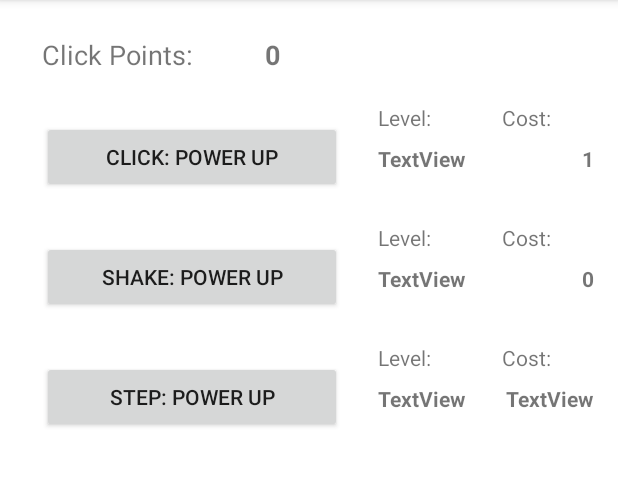
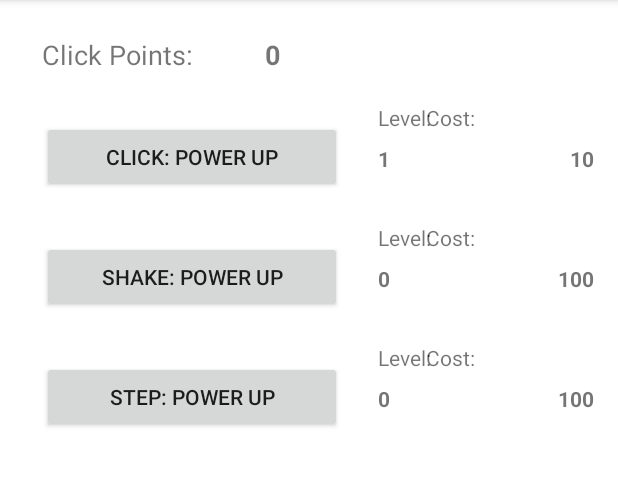
Before and after one commit to Nivlon/Sem2MiniProject1, an Android app: the screen it shows after launch (ShopActivity), after a tap on "SHOP", on a phone screen of 412 x 824 dp, the part 84-570 px from its top. Run offline under Robolectric (Android 15) with nearby library versions, the phone set to English and light mode, and no system bars.

Commit message:
0.02
hope is returing

```diff
--- a/MySecondApplication/app/src/main/java/com/example/mysecondapplication/MainActivity.java
+++ b/MySecondApplication/app/src/main/java/com/example/mysecondapplication/MainActivity.java
@@ -16,9 +16,18 @@ public class MainActivity extends AppCompatActivity implements SensorEventListen
 
     public static int clickPower = 1;
     public static int shakePower = 0;
+    public static int stepPower = 0;
     public static int clickPointCounter = 0;
     public static String clickPointString = "0";
     public static boolean accelDownwardsCheck=true;
+
+    TextView textClickPoints;
+    TextView textClickPowerCost;
+    TextView textShakePowerCost;
+    TextView textStepPowerCost;
+    TextView textClickPowerLvl;
+    TextView textShakePowerLvl;
+    TextView textStepPowerLvl;
 
     private SensorManager sensorManager;
 
@@ -26,43 +35,58 @@ public class MainActivity extends AppCompatActivity implements SensorEventListen
     protected void onCreate(Bundle savedInstanceState) {
         super.onCreate(savedInstanceState);
         setContentView(R.layout.activity_main);
-        TextView textView = findViewById(R.id.clickPoints);
-        clickPointString = Integer.toString(clickPointCounter);
-        textView.setText(clickPointString);
+        //Text Update
+        textClickPoints = findViewById(R.id.clickPoints);
+        textClickPowerCost = findViewById(R.id.clickPowerCost);
+        textShakePowerCost = findViewById(R.id.shakePowerCost);
+        textStepPowerCost = findViewById(R.id.stepPowerCost);
+        textClickPowerLvl = findViewById(R.id.clickPowerLvl);
+        textShakePowerLvl = findViewById(R.id.shakePowerLvl);
+        textStepPowerLvl = findViewById(R.id.stepPowerLvl);
+        textClickPoints.setText(clickPointCounter+"");
         sensorManager = (SensorManager) getSystemService(SENSOR_SERVICE);
         sensorManager.registerListener(this, sensorManager.getDefaultSensor(Sensor.TYPE_ACCELEROMETER), SensorManager.SENSOR_DELAY_NORMAL);
+        sensorManager.registerListener(this, sensorManager.getDefaultSensor(Sensor.TYPE_STEP_DETECTOR), SensorManager.SENSOR_DELAY_NORMAL);
     }
 
     public void sendMessage(View view) { //Pressing button
-        TextView textView = findViewById(R.id.clickPoints);
         clickPointCounter+=clickPower;
-        clickPointString= Integer.toString(clickPointCounter);
-        textView.setText(clickPointString);
+        textClickPoints.setText(clickPointCounter+"");
 }
     public void goToShop(View view) { //Changes to Shop Activity
         Intent intent = new Intent(this, ShopActivity.class);
         startActivity(intent);
     }
 
-@Override
+    @Override
     public void onSensorChanged(SensorEvent event) { //Checks for shaking
-        if(accelDownwardsCheck) {
-            if(event.values[1]-GRAVITY_EARTH<-4) {
-                clickPointCounter+=shakePower;
-                TextView textView = findViewById(R.id.clickPoints);
-                clickPointString= Integer.toString(clickPointCounter);
-                textView.setText(clickPointString);
-                accelDownwardsCheck=false;
+
+        if (event.sensor.getType() == Sensor.TYPE_ACCELEROMETER) {
+            if(accelDownwardsCheck) {
+                if(event.values[1]-GRAVITY_EARTH<-5) {
+                    clickPointCounter += shakePower;
+                    TextView textView = findViewById(R.id.clickPointsShop);
+                    clickPointString = Integer.toString(clickPointCounter);
+                    textView.setText(clickPointString);
+                    accelDownwardsCheck = false;
+                }
+            } else {
+                if (event.values[1] - GRAVITY_EARTH > 5) {
+                    accelDownwardsCheck = true;
+                }
             }
-        } else {
-            if (event.values[1] - GRAVITY_EARTH > 4) {
-                accelDownwardsCheck = true;
-            }
+        }else if (event.sensor.getType() == Sensor.TYPE_STEP_DETECTOR) {
+            clickPointCounter+=stepPower;
+            TextView textView = findViewById(R.id.clickPointsShop);
+            clickPointString= Integer.toString(clickPointCounter);
+            textView.setText(clickPointString);
         }
     }
 
-@Override
+    @Override
     public void onAccuracyChanged(Sensor sensor, int accuracy) {
         //Not in use
     }
+
+
 }
--- a/MySecondApplication/app/src/main/java/com/example/mysecondapplication/ShopActivity.java
+++ b/MySecondApplication/app/src/main/java/com/example/mysecondapplication/ShopActivity.java
@@ -8,54 +8,97 @@ import android.widget.TextView;
 public class ShopActivity extends AppCompatActivity {
     public static String clickPowerString = "0";
     public static String shakePowerString = "0";
+    public static String stepPowerString = "0";
+    public static int clickPowerCost = 10;
+    public static int shakePowerCost = 100;
+    public static int stepPowerCost = 100;
+
 
     @Override
     protected void onCreate(Bundle savedInstanceState) {
         super.onCreate(savedInstanceState);
         setContentView(R.layout.activity_shop);
-        TextView textview = findViewById(R.id.clickPowerCost);
-        clickPowerString = Integer.toString(MainActivity.clickPower*MainActivity.clickPower);
-        textview.setText(clickPowerString);
-        TextView textView = findViewById(R.id.clickPoints);
+
+        TextView textview0 = findViewById(R.id.clickPointsShop);
         MainActivity.clickPointString= Integer.toString(MainActivity.clickPointCounter);
-        textView.setText(MainActivity.clickPointString);
+        textview0.setText(MainActivity.clickPointString);
+
+        TextView textview1 = findViewById(R.id.clickPowerCost);
+        clickPowerString = Integer.toString(clickPowerCost);
+        textview1.setText(clickPowerString);
+
         TextView textview2 = findViewById(R.id.shakePowerCost);
-        shakePowerString = Integer.toString(MainActivity.shakePower * MainActivity.shakePower);
+        shakePowerString = Integer.toString(shakePowerCost);
         textview2.setText(shakePowerString);
+
+        TextView textview3 = findViewById(R.id.stepPowerCost);
+        stepPowerString = Integer.toString(stepPowerCost);
+        textview3.setText(stepPowerString);
+
+        TextView textview4 = findViewById(R.id.clickPowerLvl);
+        textview4.setText(MainActivity.clickPower+"");
+
+        TextView textview5 = findViewById(R.id.shakePowerLvl);
+        textview5.setText(MainActivity.shakePower+"");
+
+        TextView textview6 = findViewById(R.id.stepPowerLvl);
+        textview6.setText(MainActivity.stepPower+"");
+
+
+
     }
 
     public void clickPowerUp(View view){
-        if (MainActivity.clickPointCounter >= (MainActivity.clickPower * MainActivity.clickPower)) {
-            MainActivity.clickPointCounter -=(MainActivity.clickPower * MainActivity.clickPower);
+        if (MainActivity.clickPointCounter >= clickPowerCost) {
+            MainActivity.clickPointCounter -= clickPowerCost;
             MainActivity.clickPower++;
+            clickPowerCost = 10+MainActivity.clickPower*MainActivity.clickPower;
+
 
             //Updates Values
             TextView textview = findViewById(R.id.clickPowerCost);
-            clickPowerString = Integer.toString(MainActivity.clickPower*MainActivity.clickPower);
+            clickPowerString = Integer.toString(clickPowerCost);
             textview.setText(clickPowerString);
-            TextView textView = findViewById(R.id.clickPoints);
+            TextView textView = findViewById(R.id.clickPointsShop);
             MainActivity.clickPointString = Integer.toString(MainActivity.clickPointCounter);
             textView.setText(MainActivity.clickPointString);
-
 
         }
 
     }
     public void shakePowerUp(View view) {
 
-        if (MainActivity.clickPointCounter >= (MainActivity.shakePower * MainActivity.shakePower)) {
-            MainActivity.clickPointCounter -= (MainActivity.shakePower * MainActivity.shakePower);
+        if (MainActivity.clickPointCounter >= shakePowerCost) {
+            MainActivity.clickPointCounter -= shakePowerCost;
             MainActivity.shakePower++;
+            shakePowerCost = 100+MainActivity.shakePower^2;
+
 
             TextView textview = findViewById(R.id.shakePowerCost);
-            shakePowerString = Integer.toString(MainActivity.shakePower * MainActivity.shakePower);
+            shakePowerString = Integer.toString(shakePowerCost);
             textview.setText(shakePowerString);
-            TextView textView = findViewById(R.id.clickPoints);
+            TextView textView = findViewById(R.id.clickPointsShop);
             MainActivity.clickPointString = Integer.toString(MainActivity.clickPointCounter);
             textView.setText(MainActivity.clickPointString);
         }
     }
 
+    public void stepPowerUp(View view) {
+
+        if (MainActivity.clickPointCounter >= stepPowerCost) {
+            MainActivity.clickPointCounter -= stepPowerCost;
+            MainActivity.stepPower++;
+            stepPowerCost = 100+MainActivity.stepPower^2;
+
+
+            TextView textview = findViewById(R.id.stepPowerCost);
+            stepPowerString = Integer.toString(stepPowerCost);
+            textview.setText(stepPowerString);
+            TextView textView = findViewById(R.id.clickPointsShop);
+            MainActivity.clickPointString = Integer.toString(MainActivity.clickPointCounter);
+            textView.setText(MainActivity.clickPointString);
+        }
+    }
     public void whatPower(View view) {
         if (view.getId() == (R.id.shakePowerCost)){
             powerUp(shakePowerString, MainActivity.shakePower);
@@ -72,7 +115,7 @@ public class ShopActivity extends AppCompatActivity {
         TextView textview = findViewById(R.id.shakePowerCost);
         pwrString = Integer.toString(pwrValue * pwrValue);
         textview.setText(pwrString);
-        TextView textView = findViewById(R.id.clickPoints);
+        TextView textView = findViewById(R.id.clickPointsShop);
         MainActivity.clickPointString = Integer.toString(MainActivity.clickPointCounter);
         textView.setText(MainActivity.clickPointString);
     }
--- a/MySecondApplication/app/src/main/res/layout/activity_shop.xml
+++ b/MySecondApplication/app/src/main/res/layout/activity_shop.xml
@@ -27,7 +27,7 @@
         android:onClick="clickPowerUp"
         android:text="@string/btn_clickPwrUp"
         app:layout_constraintStart_toStartOf="parent"
-        app:layout_constraintTop_toBottomOf="@+id/clickPoints" />
+        app:layout_constraintTop_toBottomOf="@+id/clickPointsShop" />
 
     <TextView
         android:id="@+id/clickPowerCost"
@@ -42,7 +42,7 @@
         app:layout_constraintTop_toTopOf="@+id/button3" />
 
     <TextView
-        android:id="@+id/clickPoints"
+        android:id="@+id/clickPointsShop"
         android:layout_width="wrap_content"
         android:layout_height="wrap_content"
         android:layout_marginStart="48dp"
@@ -60,8 +60,8 @@
         android:layout_height="wrap_content"
         android:text="@string/text_clickPoints"
         android:textSize="18sp"
-        app:layout_constraintBaseline_toBaselineOf="@+id/clickPoints"
-        app:layout_constraintEnd_toStartOf="@+id/clickPoints"
+        app:layout_constraintBaseline_toBaselineOf="@+id/clickPointsShop"
+        app:layout_constraintEnd_toStartOf="@+id/clickPointsShop"
         app:layout_constraintStart_toStartOf="@+id/button3" />
 
     <TextView
@@ -79,6 +79,7 @@
         android:layout_width="200dp"
         android:layout_height="wrap_content"
         android:layout_marginTop="32dp"
+        android:onClick="stepPowerUp"
         android:text="@string/btn_stepPwrUp"
         app:layout_constraintStart_toStartOf="@+id/button4"
         app:layout_constraintTop_toBottomOf="@+id/button4" />
@@ -108,6 +109,8 @@
         android:layout_marginBottom="8dp"
         android:text="@string/text_lvl"
         app:layout_constraintBottom_toTopOf="@+id/clickPowerLvl"
+        app:layout_constraintEnd_toStartOf="@+id/textView7"
+        app:layout_constraintHorizontal_bias="0.0"
         app:layout_constraintStart_toEndOf="@+id/button3" />
 
     <TextView
@@ -150,7 +153,7 @@
         app:layout_constraintStart_toStartOf="@+id/textView7" />
 
     <TextView
-        android:id="@+id/textView12"
+        android:id="@+id/stepPowerLvl"
         android:layout_width="wrap_content"
         android:layout_height="wrap_content"
         android:layout_marginTop="15dp"
@@ -160,7 +163,7 @@
         app:layout_constraintTop_toTopOf="@+id/button5" />
 
     <TextView
-        android:id="@+id/textView13"
+        android:id="@+id/stepPowerCost"
         android:layout_width="wrap_content"
         android:layout_height="wrap_content"
         android:layout_marginTop="15dp"
@@ -175,16 +178,16 @@
         android:layout_height="wrap_content"
         android:layout_marginBottom="8dp"
         android:text="@string/text_lvl"
-        app:layout_constraintBottom_toTopOf="@+id/textView12"
+        app:layout_constraintBottom_toTopOf="@+id/stepPowerLvl"
         app:layout_constraintStart_toStartOf="@+id/textView10" />
 
     <TextView
-        android:id="@+id/textView15"
+        android:id="@+id/textview88"
         android:layout_width="wrap_content"
         android:layout_height="wrap_content"
         android:layout_marginBottom="8dp"
         android:text="@string/text_cost"
-        app:layout_constraintBottom_toTopOf="@+id/textView13"
+        app:layout_constraintBottom_toTopOf="@+id/stepPowerCost"
         app:layout_constraintStart_toStartOf="@+id/textView11" />
 
 </android.support.constraint.ConstraintLayout>
```
Also changed, not shown: MySecondApplication/app/src/main/res/layout/activity_main.xml (+17 -25 lines).
